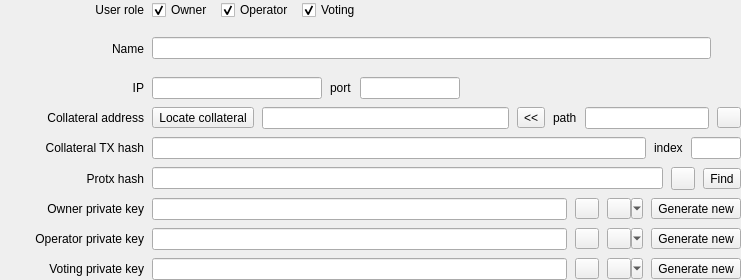
Before: the Qt Designer form src/ui/ui_masternode_details_wdg.ui in Bertrand256/dash-masternode-tool, drawn with Qt 5.
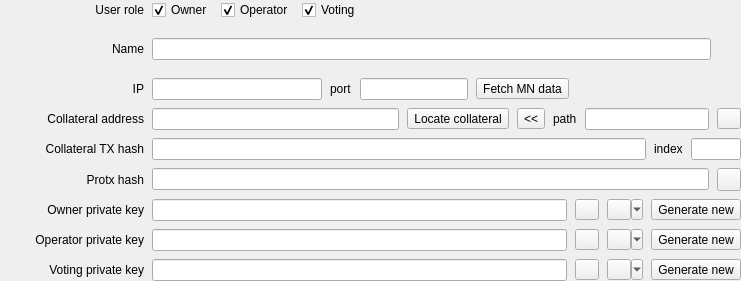
After: the same form once the commit is applied.

Commit message: - Showing dollar values for monitored addresses (from Kraken) - Ability to add a new, empty configuration - Improving performance of the fetching mn data from network process - Wallet: show the 'refresh' button after switching between the view types - Changing the Qt version required to 5.15.3 after it turned out that v5.15.4 isn't supported by Pyinstaller.

```diff
--- a/src/ui/ui_masternode_details_wdg.ui
+++ b/src/ui/ui_masternode_details_wdg.ui
@@ -7,7 +7,7 @@
     <x>0</x>
     <y>0</y>
     <width>741</width>
-    <height>280</height>
+    <height>281</height>
    </rect>
   </property>
   <property name="sizePolicy">
@@ -184,7 +184,7 @@
        </layout>
       </item>
       <item>
-       <layout class="QHBoxLayout" name="horizontalLayout_3" stretch="0,1,0,0,0">
+       <layout class="QHBoxLayout" name="horizontalLayout_3" stretch="0,1,0,0,0,0">
         <item>
          <widget class="QLabel" name="lblIP">
           <property name="minimumSize">
@@ -240,7 +240,7 @@
           </property>
           <property name="maximumSize">
            <size>
-            <width>100</width>
+            <width>150</width>
             <height>16777215</height>
            </size>
           </property>
@@ -249,6 +249,19 @@
           </property>
          </widget>
         </item>
+        <item>
+         <widget class="QToolButton" name="btnGetMNDataByIP">
+          <property name="toolTip">
+           <string>Fetch public masternode data from network</string>
+          </property>
+          <property name="text">
+           <string>Fetch MN data</string>
+          </property>
+          <property name="toolButtonStyle">
+           <enum>Qt::ToolButtonTextOnly</enum>
+          </property>
+         </widget>
+        </item>
         <item>
          <spacer name="horizontalSpacer_2">
           <property name="orientation">
@@ -265,7 +278,7 @@
        </layout>
       </item>
       <item>
-       <layout class="QHBoxLayout" name="horizontalLayout_5" stretch="0,0,2,0,0,1,0">
+       <layout class="QHBoxLayout" name="horizontalLayout_5" stretch="0,2,0,0,0,1,0">
         <item>
          <widget class="QLabel" name="lblCollateral">
           <property name="minimumSize">
@@ -282,6 +295,13 @@
           </property>
          </widget>
         </item>
+        <item>
+         <widget class="QLineEdit" name="edtCollateralAddress">
+          <property name="clearButtonEnabled">
+           <bool>true</bool>
+          </property>
+         </widget>
+        </item>
         <item>
          <widget class="QToolButton" name="btnLocateCollateral">
           <property name="text">
@@ -289,13 +309,6 @@
           </property>
          </widget>
         </item>
-        <item>
-         <widget class="QLineEdit" name="edtCollateralAddress">
-          <property name="clearButtonEnabled">
-           <bool>true</bool>
-          </property>
-         </widget>
-        </item>
         <item>
          <widget class="QToolButton" name="btnBip32PathToAddress">
           <property name="toolTip">
@@ -423,16 +436,6 @@
           </property>
          </widget>
         </item>
-        <item>
-         <widget class="QToolButton" name="btnFindDMNTxHash">
-          <property name="toolTip">
-           <string>Find DMN TX hash based on the ip/port or collateral tx</string>
-          </property>
-          <property name="text">
-           <string>Find</string>
-          </property>
-         </widget>
-        </item>
        </layout>
       </item>
       <item>
```
Left out of the diff: 3 changed lines with no effect on the pictures. The commit also changes 16 other files.
